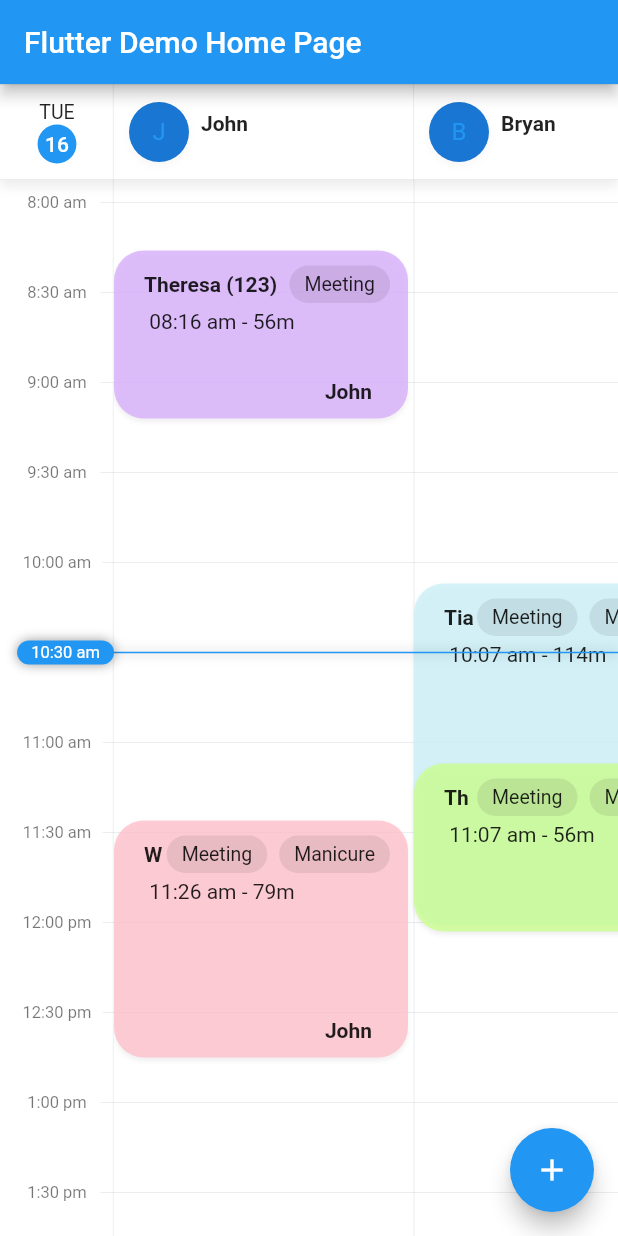
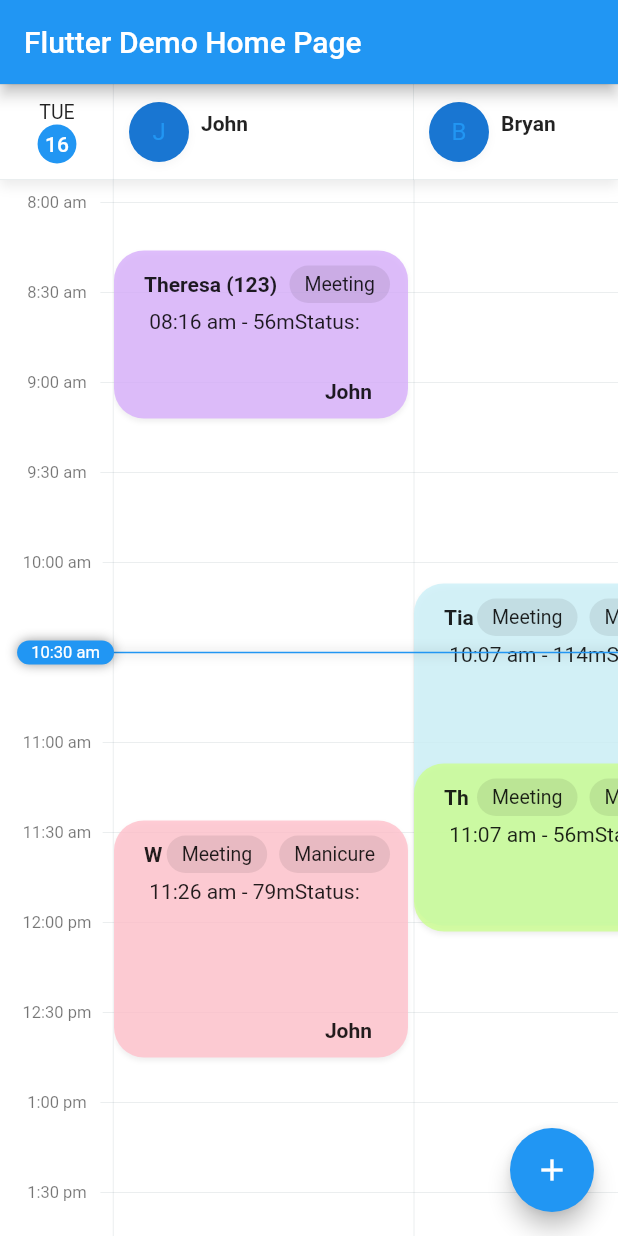
Before and after one commit to blueprin4/calendar_resource, a Flutter app: the screen it shows after launch, on a phone screen of 412 x 824 dp. Run offline on Flutter 3.47's test engine with Material 2 defaults, Android fonts, the phone set to English and light mode, and no system bars; our stand-ins replace equatable, flutter_bloc.

Commit message:
changed to start

```diff
--- a/lib/src/appointment/appointment_item.dart
+++ b/lib/src/appointment/appointment_item.dart
@@ -47,7 +47,7 @@ class DefaultAppointmentItem extends StatelessWidget {
               crossAxisAlignment: CrossAxisAlignment.start,
               children: [
                 Row(
-                  mainAxisAlignment: MainAxisAlignment.spaceBetween,
+                  mainAxisAlignment: MainAxisAlignment.start,
                   children: [
                     Expanded(
                       child: Text(
@@ -63,16 +63,14 @@ class DefaultAppointmentItem extends StatelessWidget {
                       Wrap(
                         spacing: 8,
                         runSpacing: 4,
-                        children: item.labels
-                            .map((label) => LabelItem(label))
-                            .toList(),
+                        children: item.labels.map((label) => LabelItem(label)).toList(),
                       ),
                     ],
                   ],
                 ),
                 const SizedBox(height: 4),
                 Row(
-                  mainAxisAlignment: MainAxisAlignment.spaceBetween,
+                  mainAxisAlignment: MainAxisAlignment.start,
                   children: [
                     Text(
                       ' $startTime - ${minus}m',
@@ -80,7 +78,12 @@ class DefaultAppointmentItem extends StatelessWidget {
                       style: textStyle,
                     ),
                     Text(
-                      item.subject, // assuming Appointment has a subject field
+                      'Status: ',
+                      style: textStyle,
+                      maxLines: 1,
+                    ),
+                      Text(
+                      item.subject,
                       maxLines: 1,
                       style: textStyle,
                     ),
```
